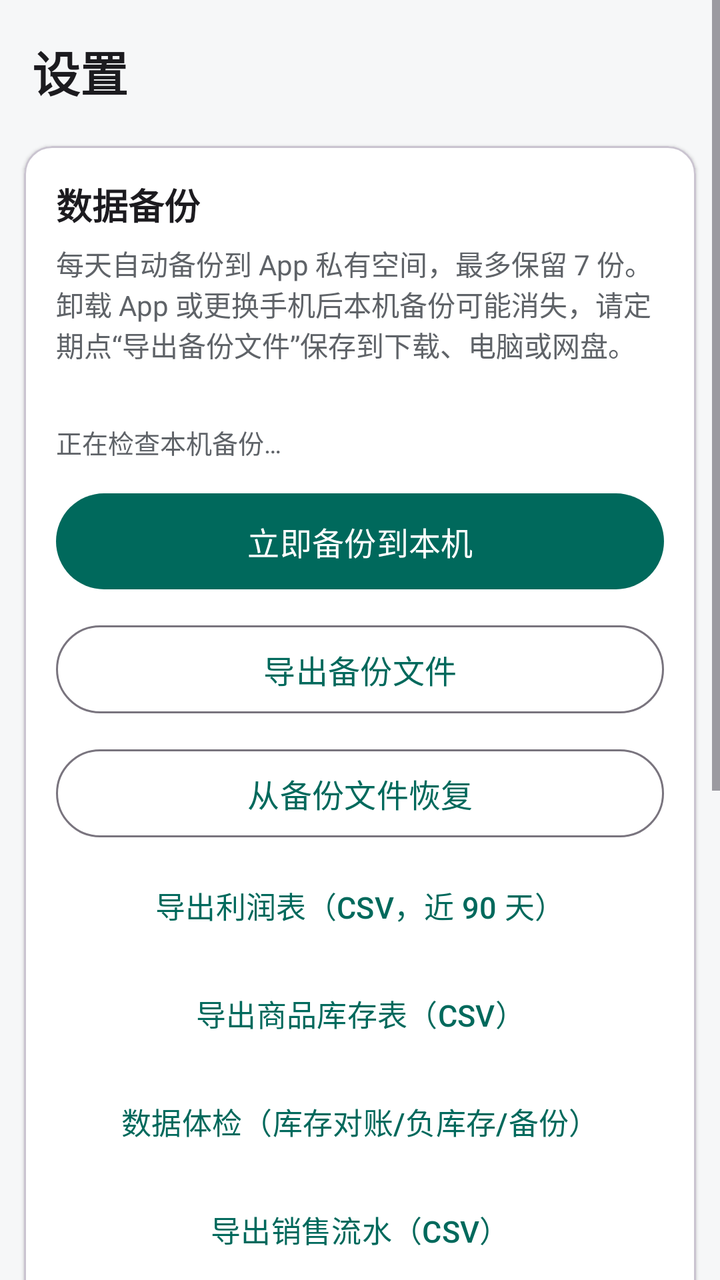
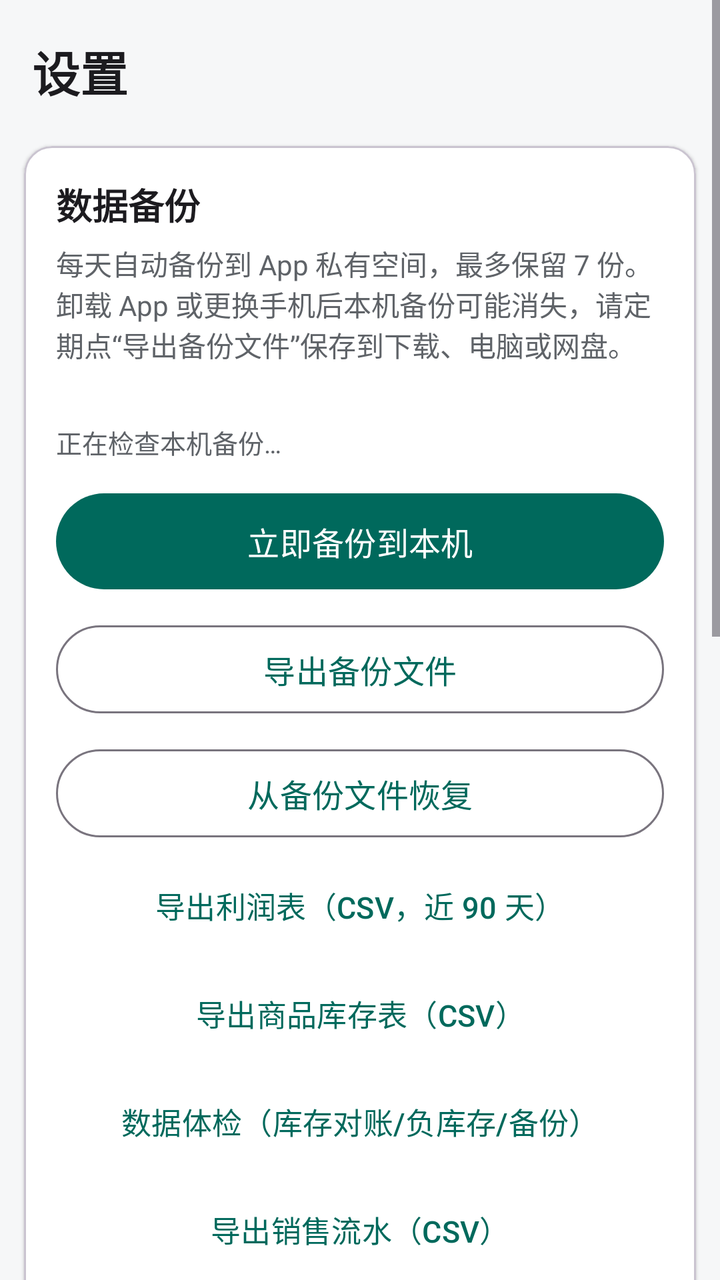

Screens rendered from an Android XML layout before and after an edit, with the pre-edit source and the edit as a unified diff.
<!-- AndroidManifest.xml: application theme Theme.Accounting -->
<!-- res/layout/fragment_settings.xml -->
<?xml version="1.0" encoding="utf-8"?>
<ScrollView xmlns:android="http://schemas.android.com/apk/res/android"
    xmlns:app="http://schemas.android.com/apk/res-auto"
    android:layout_width="match_parent"
    android:layout_height="match_parent">

    <LinearLayout
        android:layout_width="match_parent"
        android:layout_height="wrap_content"
        android:orientation="vertical"
        android:paddingBottom="24dp">

        <TextView
            android:layout_width="match_parent"
            android:layout_height="wrap_content"
            android:paddingStart="16dp"
            android:paddingEnd="16dp"
            android:paddingTop="18dp"
            android:paddingBottom="8dp"
            android:text="@string/settings_title"
            android:textColor="@color/text_primary"
            android:textSize="24sp"
            android:textStyle="bold" />

        
        <com.google.android.material.card.MaterialCardView
            android:layout_width="match_parent"
            android:layout_height="wrap_content"
            android:layout_margin="12dp"
            app:cardBackgroundColor="@color/bg_card"
            app:cardCornerRadius="14dp"
            app:cardElevation="1dp">

            <LinearLayout
                android:layout_width="match_parent"
                android:layout_height="wrap_content"
                android:orientation="vertical"
                android:padding="16dp">

                <TextView
                    android:layout_width="wrap_content"
                    android:layout_height="wrap_content"
                    android:text="@string/backup_section"
                    android:textColor="@color/text_primary"
                    android:textSize="18sp"
                    android:textStyle="bold" />

                <TextView
                    android:layout_width="match_parent"
                    android:layout_height="wrap_content"
                    android:layout_marginTop="6dp"
                    android:text="@string/backup_auto_hint"
                    android:textColor="@color/text_secondary"
                    android:textSize="14sp" />

                <TextView
                    android:id="@+id/text_last_backup"
                    android:layout_width="match_parent"
                    android:layout_height="wrap_content"
                    android:layout_marginTop="6dp"
                    android:textColor="@color/text_primary"
                    android:textSize="14sp" />
                <TextView
                    android:id="@+id/text_backup_summary"
                    android:layout_width="match_parent"
                    android:layout_height="wrap_content"
                    android:layout_marginTop="4dp"
                    android:text="@string/backup_summary_loading"
                    android:textColor="@color/text_secondary"
                    android:textSize="13sp" />

                <com.google.android.material.button.MaterialButton
                    android:id="@+id/btn_backup_now"
                    android:layout_width="match_parent"
                    android:layout_height="56dp"
                    android:layout_marginTop="12dp"
                    android:text="@string/backup_now"
                    android:textSize="16sp" />

                <com.google.android.material.button.MaterialButton
                    android:id="@+id/btn_export_backup"
                    style="@style/Widget.Material3.Button.OutlinedButton"
                    android:layout_width="match_parent"
                    android:layout_height="52dp"
                    android:layout_marginTop="10dp"
                    android:text="@string/backup_export"
                    android:textSize="16sp" />

                <com.google.android.material.button.MaterialButton
                    android:id="@+id/btn_restore_backup"
                    style="@style/Widget.Material3.Button.OutlinedButton"
                    android:layout_width="match_parent"
                    android:layout_height="52dp"
                    android:layout_marginTop="10dp"
                    android:text="@string/backup_restore"
                    android:textSize="16sp" />

                <com.google.android.material.button.MaterialButton
                    android:id="@+id/btn_export_profit"
                    style="@style/Widget.Material3.Button.TextButton"
                    android:layout_width="match_parent"
                    android:layout_height="48dp"
                    android:layout_marginTop="6dp"
                    android:text="@string/profit_report_export"
                    android:textSize="15sp" />

                <com.google.android.material.button.MaterialButton
                    android:id="@+id/btn_export_inventory"
                    style="@style/Widget.Material3.Button.TextButton"
                    android:layout_width="match_parent"
                    android:layout_height="48dp"
                    android:layout_marginTop="6dp"
                    android:text="@string/inventory_export"
                    android:textSize="15sp" />

                <com.google.android.material.button.MaterialButton
                    android:id="@+id/btn_data_check"
                    style="@style/Widget.Material3.Button.TextButton"
                    android:layout_width="match_parent"
                    android:layout_height="48dp"
                    android:layout_marginTop="6dp"
                    android:text="@string/data_check"
                    android:textSize="15sp" />

                <com.google.android.material.button.MaterialButton
                    android:id="@+id/btn_export_csv"
                    style="@style/Widget.Material3.Button.TextButton"
                    android:layout_width="match_parent"
                    android:layout_height="48dp"
                    android:layout_marginTop="6dp"
                    android:text="@string/csv_export"
                    android:textSize="15sp" />
            </LinearLayout>
        </com.google.android.material.card.MaterialCardView>

        
        <com.google.android.material.card.MaterialCardView
            android:layout_width="match_parent"
            android:layout_height="wrap_content"
            android:layout_margin="12dp"
            app:cardBackgroundColor="@color/bg_card"
            app:cardCornerRadius="14dp"
            app:cardElevation="1dp">

            <com.google.android.material.button.MaterialButton
                android:id="@+id/btn_open_sync"
                style="@style/Widget.Material3.Button.TextButton"
                android:layout_width="match_parent"
                android:layout_height="56dp"
                android:text="@string/sync_section"
                android:textSize="16sp" />
        </com.google.android.material.card.MaterialCardView>

        
        <com.google.android.material.card.MaterialCardView
            android:layout_width="match_parent"
            android:layout_height="wrap_content"
            android:layout_marginStart="12dp"
            android:layout_marginEnd="12dp"
            app:cardBackgroundColor="@color/bg_card"
            app:cardCornerRadius="14dp"
            app:cardElevation="1dp">

            <LinearLayout
                android:layout_width="match_parent"
                android:layout_height="wrap_content"
                android:orientation="vertical"
                android:padding="16dp">

                <TextView
                    android:layout_width="wrap_content"
                    android:layout_height="wrap_content"
                    android:text="@string/category_section"
                    android:textColor="@color/text_primary"
                    android:textSize="18sp"
                    android:textStyle="bold" />

                <com.google.android.material.button.MaterialButton
                    android:id="@+id/btn_category_manage"
                    style="@style/Widget.Material3.Button.OutlinedButton"
                    android:layout_width="match_parent"
                    android:layout_height="52dp"
                    android:layout_marginTop="10dp"
                    android:text="@string/category_manage"
                    android:textSize="16sp" />

                <com.google.android.material.button.MaterialButton
                    android:id="@+id/btn_add_widget"
                    style="@style/Widget.Material3.Button.TextButton"
                    android:layout_width="match_parent"
                    android:layout_height="48dp"
                    android:layout_marginTop="4dp"
                    android:text="@string/widget_add"
                    android:textSize="14sp" />
            </LinearLayout>
        </com.google.android.material.card.MaterialCardView>

        
        <com.google.android.material.card.MaterialCardView
            android:layout_width="match_parent"
            android:layout_height="wrap_content"
            android:layout_marginStart="12dp"
            android:layout_marginEnd="12dp"
            app:cardBackgroundColor="@color/bg_card"
            app:cardCornerRadius="14dp"
            app:cardElevation="1dp">

            <TextView
                android:layout_width="match_parent"
                android:layout_height="wrap_content"
                android:padding="16dp"
                android:text="@string/about_text"
                android:textColor="@color/text_secondary"
                android:textSize="14sp" />
        </com.google.android.material.card.MaterialCardView>

    </LinearLayout>
</ScrollView>
<!-- resources referenced by this layout -->
<resources>
  <color name="bg_card">#FFFFFF</color>
  <color name="text_primary">#1C1B1F</color>
  <color name="text_secondary">#5F6368</color>
  <string name="about_text">售货记账 · 本地离线记账软件\n数据保存在本机，定期自动备份，不联网也能记账。</string>
  <string name="backup_auto_hint">每天自动备份到 App 私有空间，最多保留 7 份。卸载 App 或更换手机后本机备份可能消失，请定期点“导出备份文件”保存到下载、电脑或网盘。</string>
  <string name="backup_export">导出备份文件</string>
  <string name="backup_now">立即备份到本机</string>
  <string name="backup_restore">从备份文件恢复</string>
  <string name="backup_section">数据备份</string>
  <string name="backup_summary_loading">正在检查本机备份…</string>
  <string name="category_manage">分类管理</string>
  <string name="category_section">商品分类</string>
  <string name="csv_export">导出销售流水（CSV）</string>
  <string name="data_check">数据体检（库存对账/负库存/备份）</string>
  <string name="inventory_export">导出商品库存表（CSV）</string>
  <string name="profit_report_export">导出利润表（CSV，近 90 天）</string>
  <string name="settings_title">设置</string>
  <string name="sync_section">云同步（可选）</string>
  <string name="widget_add">添加桌面小组件（今日经营）</string>
  <style name="Theme.Accounting" parent="Theme.Material3.DayNight.NoActionBar">
          <item name="colorPrimary">@color/brand_primary</item>
          <item name="colorOnPrimary">#FFFFFF</item>
          <item name="colorPrimaryContainer">@color/brand_primary_light</item>
          <item name="android:colorBackground">@color/bg_page</item>
          <item name="android:statusBarColor">@color/brand_primary_dark</item>
      </style>
  <color name="brand_primary">#00695C</color>
  <color name="brand_primary_light">#B2DFDB</color>
  <color name="bg_page">#F6F7F8</color>
  <color name="brand_primary_dark">#004D40</color>
</resources>

<!-- the commit's change to res/layout/fragment_settings.xml (unified diff, before → after) -->
@@ -155,6 +155,76 @@
         <com.google.android.material.card.MaterialCardView
             android:layout_width="match_parent"
             android:layout_height="wrap_content"
+            android:layout_margin="12dp"
+            app:cardBackgroundColor="@color/bg_card"
+            app:cardCornerRadius="14dp"
+            app:cardElevation="1dp">
+
+            <LinearLayout
+                android:layout_width="match_parent"
+                android:layout_height="wrap_content"
+                android:orientation="vertical"
+                android:padding="16dp">
+
+                <TextView
+                    android:layout_width="wrap_content"
+                    android:layout_height="wrap_content"
+                    android:text="@string/store_id_section"
+                    android:textColor="@color/text_primary"
+                    android:textSize="18sp"
+                    android:textStyle="bold" />
+
+                <TextView
+                    android:layout_width="match_parent"
+                    android:layout_height="wrap_content"
+                    android:layout_marginTop="6dp"
+                    android:text="@string/store_id_hint"
+                    android:textColor="@color/text_secondary"
+                    android:textSize="14sp" />
+
+                <TextView
+                    android:id="@+id/text_store_id"
+                    android:layout_width="match_parent"
+                    android:layout_height="wrap_content"
+                    android:layout_marginTop="8dp"
+                    android:background="@color/bg_page"
+                    android:padding="10dp"
+                    android:textColor="@color/text_primary"
+                    android:textSize="13sp" />
+
+                <LinearLayout
+                    android:layout_width="match_parent"
+                    android:layout_height="wrap_content"
+                    android:layout_marginTop="8dp"
+                    android:orientation="horizontal">
+
+                    <com.google.android.material.button.MaterialButton
+                        android:id="@+id/btn_store_id_copy"
+                        style="@style/Widget.Material3.Button.OutlinedButton"
+                        android:layout_width="0dp"
+                        android:layout_height="48dp"
+                        android:layout_weight="1"
+                        android:layout_marginEnd="6dp"
+                        android:text="@string/store_id_copy"
+                        android:textSize="14sp" />
+
+                    <com.google.android.material.button.MaterialButton
+                        android:id="@+id/btn_store_id_import"
+                        style="@style/Widget.Material3.Button.OutlinedButton"
+                        android:layout_width="0dp"
+                        android:layout_height="48dp"
+                        android:layout_weight="1"
+                        android:layout_marginStart="6dp"
+                        android:text="@string/store_id_import"
+                        android:textSize="14sp" />
+                </LinearLayout>
+            </LinearLayout>
+        </com.google.android.material.card.MaterialCardView>
+
+        
+        <com.google.android.material.card.MaterialCardView
+            android:layout_width="match_parent"
+            android:layout_height="wrap_content"
             android:layout_marginStart="12dp"
             android:layout_marginEnd="12dp"
             app:cardBackgroundColor="@color/bg_card"
@@ -206,6 +276,7 @@
             app:cardElevation="1dp">
 
             <TextView
+                android:id="@+id/text_about"
                 android:layout_width="match_parent"
                 android:layout_height="wrap_content"
                 android:padding="16dp"
<!-- resource entries referenced after the edit -->
@@ -17,6 +17,10 @@
   <string name="inventory_export">导出商品库存表（CSV）</string>
   <string name="profit_report_export">导出利润表（CSV，近 90 天）</string>
   <string name="settings_title">设置</string>
+  <string name="store_id_copy">复制标识</string>
+  <string name="store_id_hint">多台设备共享同一本账：在新设备上"导入"主设备复制的标识即可同步同一本账。导入会替换本机标识，建议在新设备录入数据前操作。</string>
+  <string name="store_id_import">导入标识</string>
+  <string name="store_id_section">店铺标识（多设备共享账本）</string>
   <string name="sync_section">云同步（可选）</string>
   <string name="widget_add">添加桌面小组件（今日经营）</string>
   <style name="Theme.Accounting" parent="Theme.Material3.DayNight.NoActionBar">
